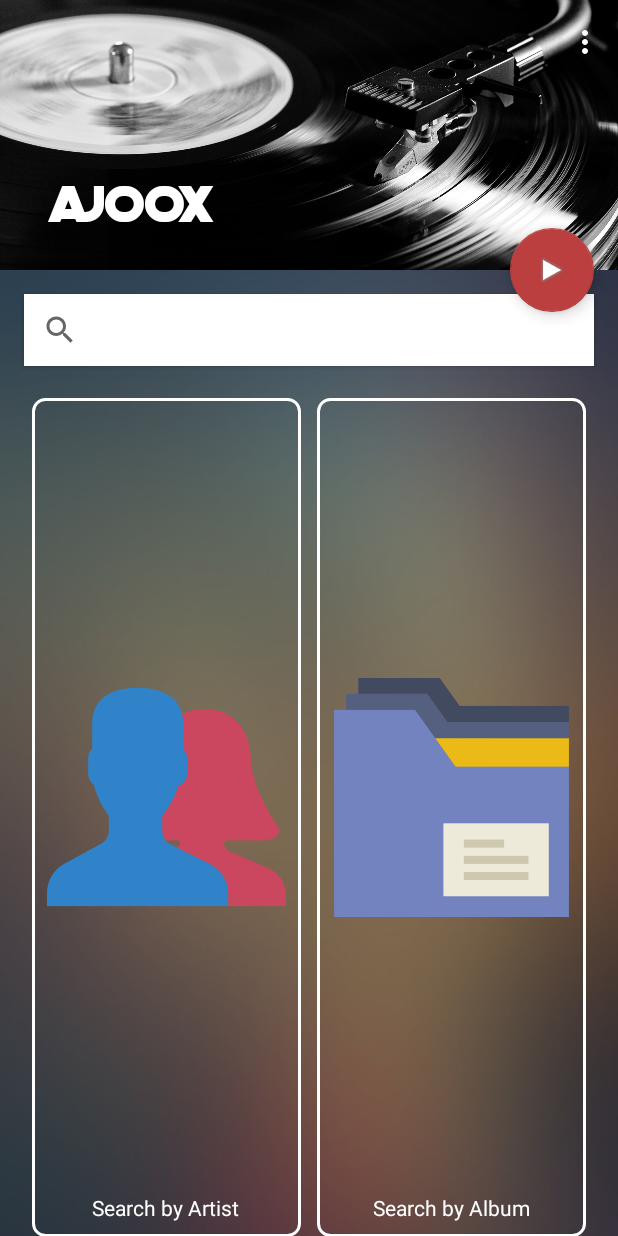
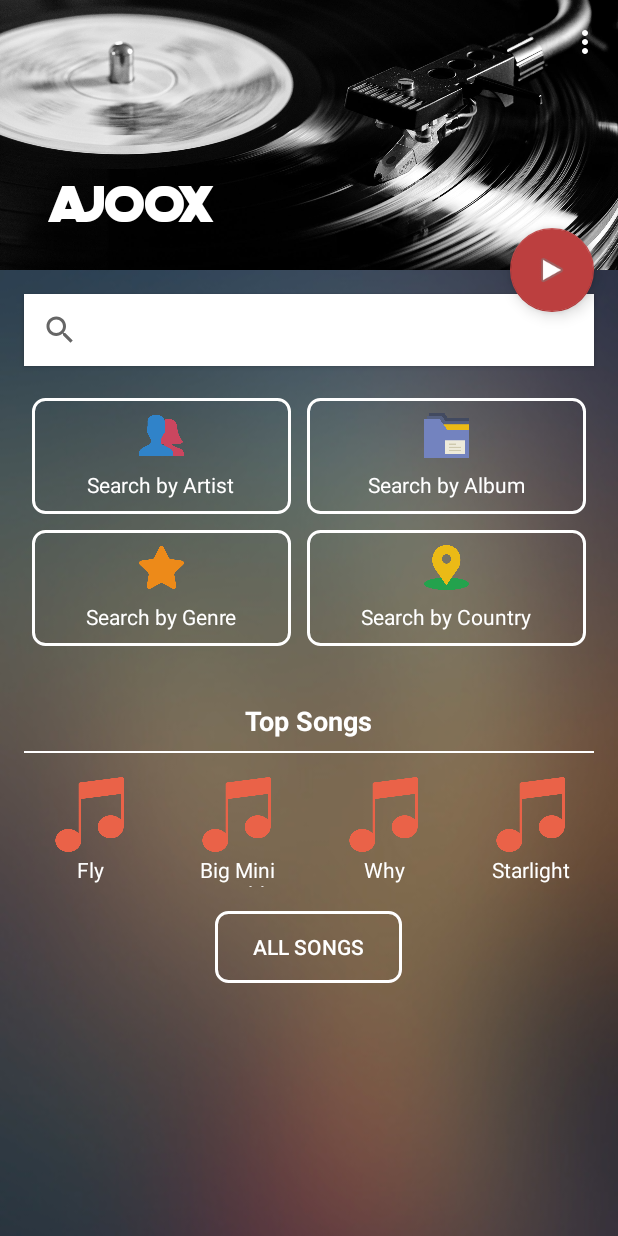
Before and after one commit to citacup/ajoox, an Android app: the screen it shows after launch (ScrollingActivity), on a phone screen of 412 x 824 dp. Run offline under Robolectric (Android 15) with nearby library versions, the phone set to English and light mode, and no system bars.

Commit message:
edit grid and icon

```diff
--- a/app/src/main/res/layout/content_scrolling.xml
+++ b/app/src/main/res/layout/content_scrolling.xml
@@ -53,8 +53,8 @@
                     android:gravity="center_horizontal|center_vertical">
 
                     <ImageView
-                        android:layout_width="fill_parent"
-                        android:layout_height="fill_parent"
+                        android:layout_width="30dp"
+                        android:layout_height="30dp"
                         android:id="@+id/imageView1"
                         android:src="@drawable/artist"
                         android:onClick="searchBy"/>
@@ -80,8 +80,8 @@
                     android:gravity="center_horizontal|center_vertical">
 
                     <ImageView
-                        android:layout_width="fill_parent"
-                        android:layout_height="fill_parent"
+                        android:layout_width="30dp"
+                        android:layout_height="30dp"
                         android:id="@+id/imageView2"
                         android:src="@drawable/folder"
                         android:onClick="searchBy"/>
@@ -115,8 +115,8 @@
                     android:gravity="center_horizontal|center_vertical">
 
                     <ImageView
-                        android:layout_width="wrap_content"
-                        android:layout_height="wrap_content"
+                        android:layout_width="30dp"
+                        android:layout_height="30dp"
                         android:id="@+id/imageView3"
                         android:src="@drawable/genre"
                         android:onClick="searchBy"/>
@@ -142,8 +142,8 @@
                     android:gravity="center_horizontal|center_vertical">
 
                     <ImageView
-                        android:layout_width="wrap_content"
-                        android:layout_height="wrap_content"
+                        android:layout_width="30dp"
+                        android:layout_height="30dp"
                         android:id="@+id/imageView4"
                         android:src="@drawable/country"
                         android:onClick="searchBy"/>
@@ -185,7 +185,7 @@
             android:layout_width="match_parent"
             android:layout_height="match_parent"
             android:columnWidth="90dp"
-            android:numColumns="auto_fit"
+            android:numColumns="4"
             android:verticalSpacing="10dp"
             android:horizontalSpacing="10dp"
             android:stretchMode="columnWidth"
--- a/app/src/main/res/layout/grid_item.xml
+++ b/app/src/main/res/layout/grid_item.xml
@@ -9,11 +9,11 @@
     android:gravity="center_vertical|center_horizontal">
 
     <ImageView
-        android:layout_width="80dp"
-        android:layout_height="80dp"
+        android:layout_width="50dp"
+        android:layout_height="50dp"
         android:gravity="center"
         android:id="@+id/image_grid"
-        android:background="@drawable/sound_icon"/>
+        android:src="@drawable/sound_icon"/>
 
     <TextView android:id="@+id/txt_grid"
         android:gravity="center"
--- a/app/src/main/res/layout/grid_layout.xml
+++ b/app/src/main/res/layout/grid_layout.xml
@@ -82,7 +82,7 @@
         android:layout_width="match_parent"
         android:layout_height="match_parent"
         android:columnWidth="90dp"
-        android:numColumns="auto_fit"
+        android:numColumns="4"
         android:verticalSpacing="10dp"
         android:horizontalSpacing="10dp"
         android:stretchMode="columnWidth"
--- a/app/src/main/res/layout/list_item.xml
+++ b/app/src/main/res/layout/list_item.xml
@@ -11,7 +11,7 @@
         android:layout_height="40dp"
         android:layout_gravity="center_vertical"
         android:id="@+id/image_grid"
-        android:background="@drawable/sound_icon"/>
+        android:src="@drawable/sound_icon"/>
 
     <!-- Product Name -->
     <TextView android:id="@+id/product_name"
```
